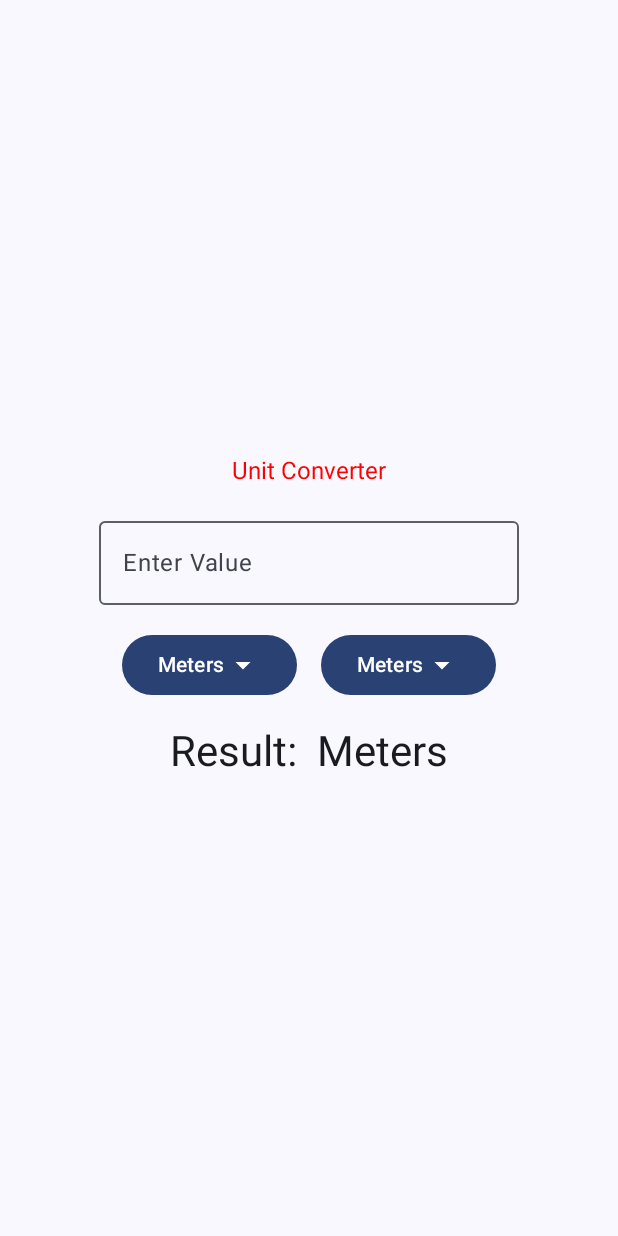
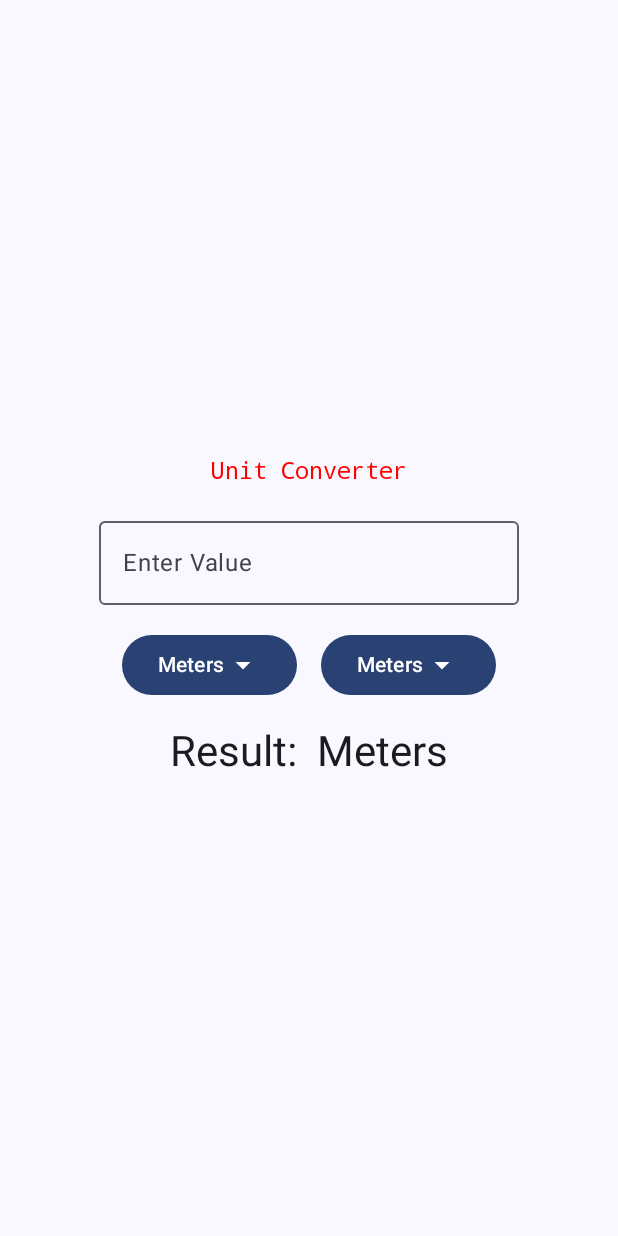
Before and after one commit to titus711/UnitConverterInCompose, an Android app built with Jetpack Compose: the screen it shows after launch (MainActivity), on a phone screen of 412 x 824 dp. Run offline under Robolectric (Android 15) with nearby library versions, the phone set to English and light mode, and no system bars.

Commit message:
added new info

```diff
--- a/app/src/main/java/com/example/unitconvertor/MainActivity.kt
+++ b/app/src/main/java/com/example/unitconvertor/MainActivity.kt
@@ -70,7 +70,7 @@ fun UnitConverter() {
     }
 
     val customTextStyle = TextStyle(
-        fontFamily = FontFamily.Default,
+        fontFamily = FontFamily.Monospace,
         fontSize = 16.sp,
         color = androidx.compose.ui.graphics.Color.Red
     )
```
